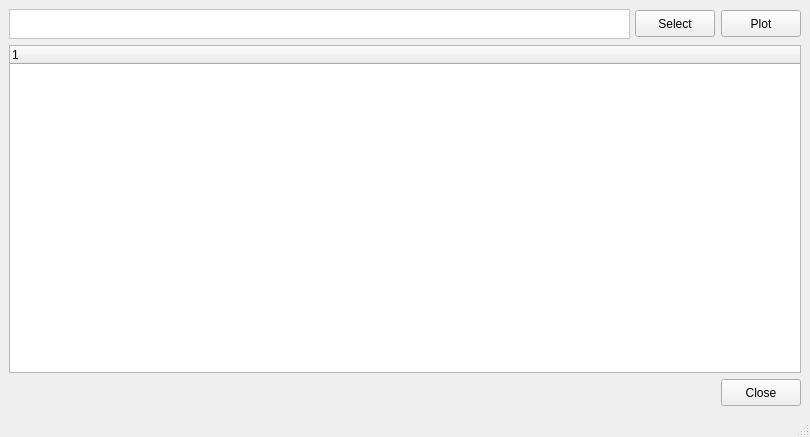
First picture: the form in ChartTest/htcdataselector.ui, repository mikeinsantarosa/ChartTest, before the edit.
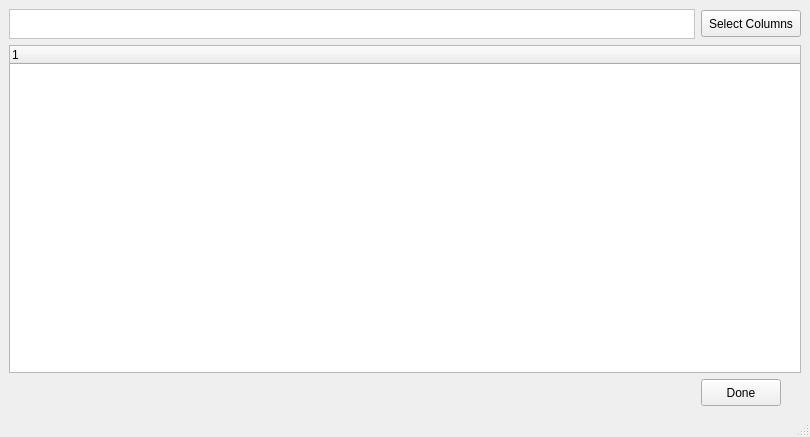
Second picture: the form after the edit. Icons and pictures are not drawn.

Patch:
```diff
--- a/ChartTest/htcdataselector.ui
+++ b/ChartTest/htcdataselector.ui
@@ -50,7 +50,7 @@
       </property>
       <property name="minimumSize">
        <size>
-        <width>621</width>
+        <width>680</width>
         <height>30</height>
        </size>
       </property>
@@ -85,47 +85,22 @@
       </property>
       <property name="minimumSize">
        <size>
-        <width>80</width>
+        <width>100</width>
         <height>27</height>
        </size>
       </property>
       <property name="maximumSize">
        <size>
-        <width>80</width>
+        <width>100</width>
         <height>27</height>
        </size>
       </property>
       <property name="text">
-       <string>Select</string>
+       <string>Select Columns</string>
       </property>
      </widget>
     </item>
-    <item row="0" column="2">
-     <widget class="QPushButton" name="btnPlot">
-      <property name="sizePolicy">
-       <sizepolicy hsizetype="Fixed" vsizetype="Fixed">
-        <horstretch>0</horstretch>
-        <verstretch>0</verstretch>
-       </sizepolicy>
-      </property>
-      <property name="minimumSize">
-       <size>
-        <width>80</width>
-        <height>27</height>
-       </size>
-      </property>
-      <property name="maximumSize">
-       <size>
-        <width>80</width>
-        <height>27</height>
-       </size>
-      </property>
-      <property name="text">
-       <string>Plot</string>
-      </property>
-     </widget>
-    </item>
-    <item row="1" column="0" colspan="3">
+    <item row="1" column="0" colspan="2">
      <widget class="QTreeWidget" name="treeDatasets">
       <property name="sizePolicy">
        <sizepolicy hsizetype="Expanding" vsizetype="Ignored">
@@ -152,7 +127,7 @@
       </column>
      </widget>
     </item>
-    <item row="2" column="0" colspan="2">
+    <item row="2" column="0">
      <spacer name="horizontalSpacer">
       <property name="orientation">
        <enum>Qt::Horizontal</enum>
@@ -165,7 +140,7 @@
       </property>
      </spacer>
     </item>
-    <item row="2" column="2">
+    <item row="2" column="1">
      <widget class="QPushButton" name="btnClose">
       <property name="sizePolicy">
        <sizepolicy hsizetype="Fixed" vsizetype="Fixed">
@@ -186,7 +161,7 @@
        </size>
       </property>
       <property name="text">
-       <string>Close</string>
+       <string>Done</string>
       </property>
      </widget>
     </item>
```
Left out of the diff: 2 changed lines with no effect on the pictures.
